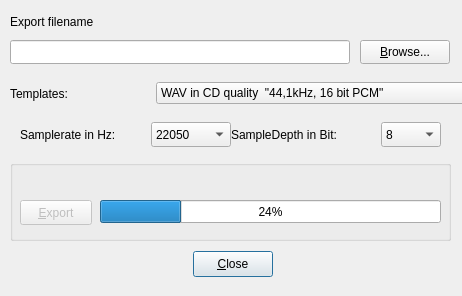
Old version of the form gui/src/UI/ExportSongDialog_UI.ui in the repository hydrogen-music/hydrogen.
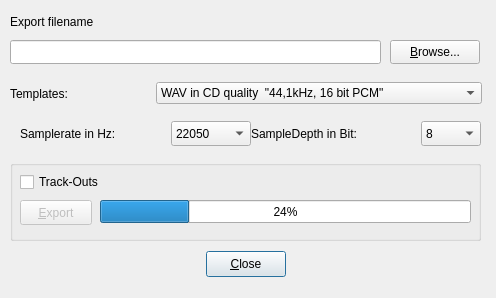
New version of the form.

Commit message: add a simple export tracks function. if checkbox track-outs is checked all used instruments will exported to an own audio file.

What changed in the file:
```diff
--- a/gui/src/UI/ExportSongDialog_UI.ui
+++ b/gui/src/UI/ExportSongDialog_UI.ui
@@ -6,8 +6,8 @@
    <rect>
     <x>0</x>
     <y>0</y>
-    <width>462</width>
-    <height>296</height>
+    <width>496</width>
+    <height>298</height>
    </rect>
   </property>
   <property name="windowTitle">
@@ -18,7 +18,7 @@
     <rect>
      <x>10</x>
      <y>250</y>
-     <width>445</width>
+     <width>471</width>
      <height>28</height>
     </rect>
    </property>
@@ -87,7 +87,7 @@
     <rect>
      <x>10</x>
      <y>160</y>
-     <width>441</width>
+     <width>471</width>
      <height>81</height>
     </rect>
    </property>
@@ -124,7 +124,7 @@
      <rect>
       <x>90</x>
       <y>40</y>
-      <width>341</width>
+      <width>371</width>
       <height>23</height>
      </rect>
     </property>
@@ -132,18 +132,24 @@
      <number>24</number>
     </property>
    </widget>
-   <widget class="QLabel" name="m_pSamplerateLbl">
+   <widget class="QWidget" name="layoutWidget">
     <property name="geometry">
      <rect>
       <x>10</x>
       <y>10</y>
-      <width>415</width>
+      <width>441</width>
       <height>25</height>
      </rect>
     </property>
-    <property name="text">
-     <string/>
-    </property>
+    <layout class="QHBoxLayout" name="horizontalLayout_5">
+     <item>
+      <widget class="QCheckBox" name="tocheckBox">
+       <property name="text">
+        <string>Track-Outs</string>
+       </property>
+      </widget>
+     </item>
+    </layout>
    </widget>
   </widget>
   <widget class="QLabel" name="TextLabel1">
@@ -164,7 +170,7 @@
     <rect>
      <x>10</x>
      <y>40</y>
-     <width>340</width>
+     <width>371</width>
      <height>24</height>
     </rect>
    </property>
@@ -175,7 +181,7 @@
   <widget class="QPushButton" name="browseBtn">
    <property name="geometry">
     <rect>
-     <x>360</x>
+     <x>390</x>
      <y>40</y>
      <width>90</width>
      <height>24</height>
@@ -192,9 +198,9 @@
    <property name="geometry">
     <rect>
      <x>20</x>
-     <y>120</y>
-     <width>421</width>
-     <height>29</height>
+     <y>118</y>
+     <width>461</width>
+     <height>31</height>
     </rect>
    </property>
    <layout class="QHBoxLayout" name="horizontalLayout_3">
```
The commit also changes 4 other files.
